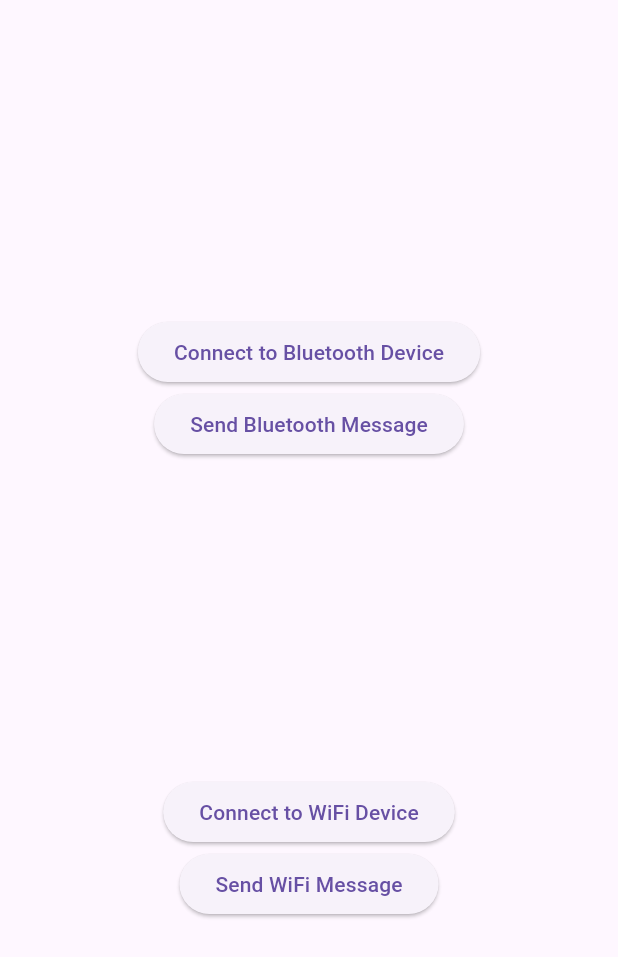
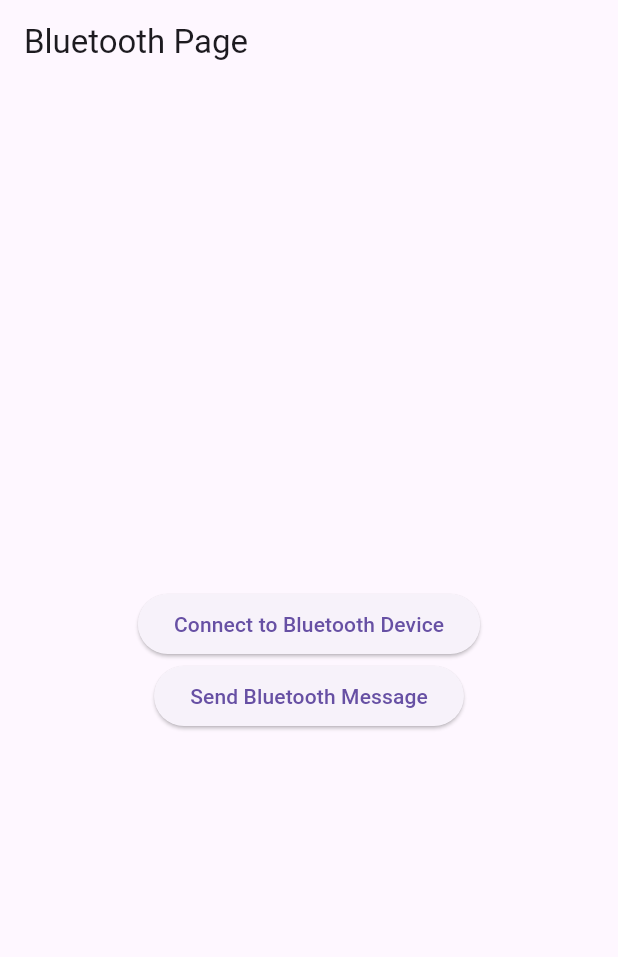
Before and after one commit to PhilippTrashman/t1-template-app, a Flutter app: the screen it shows after launch, on a phone screen of 412 x 824 dp. Shown: the top 957 px of the screen. Run offline on Flutter 3.47's test engine with Material 3 defaults, Android fonts, the light colour scheme and no system bars; our stand-ins replace dio, flutter_bluetooth_serial, permission_handler.

Commit message:
tested bluetooth page

```diff
--- /dev/null
+++ b/lib/bluetooth_page.dart
@@ -0,0 +1,148 @@
+import 'dart:io';
+import 'package:flutter/material.dart';
+import 'package:flutter_bluetooth_serial/flutter_bluetooth_serial.dart';
+import 'package:permission_handler/permission_handler.dart';
+import './bluetooth_serial/select_bonded_device_page.dart';
+import './bluetooth_serial/bluetooth_class.dart';
+
+/*
+This Page is Only Available on Android
+It will Crash on Chrome and not Work on any other platform
+*/
+
+class BluetoothPage extends StatefulWidget {
+  const BluetoothPage({Key? key}) : super(key: key);
+
+  @override
+  State<BluetoothPage> createState() => _BluetoothPageState();
+}
+
+class _BluetoothPageState extends State<BluetoothPage> {
+  BluetoothConnector? bl;
+
+  @override
+  Widget build(BuildContext context) {
+    if (Platform.isAndroid) {
+      bl = BluetoothConnector();
+    }
+    return Scaffold(
+      appBar: AppBar(
+        title: const Text('Bluetooth Page'),
+      ),
+      body: Center(
+        child: Column(
+          mainAxisAlignment: MainAxisAlignment.center,
+          children: <Widget>[
+            const Spacer(),
+            if (Platform.isAndroid)
+              ElevatedButton(
+                onPressed: () async {
+                  await handleConnectRequest();
+                },
+                child: const Text('Connect to Bluetooth Device'),
+              ),
+            blMessageButton(
+              message: 'Hello from Bluetooth',
+              buttonText: 'Send Bluetooth Message',
+            ),
+            const Spacer(),
+          ],
+        ),
+      ),
+    );
+  }
+
+  void connectToBlDevice() async {
+    final BluetoothDevice? device = await Navigator.of(context).push(
+      MaterialPageRoute(
+        builder: (context) {
+          return const SelectBondedDevicePage(checkAvailability: false);
+        },
+      ),
+    );
+
+    if (device == null) {
+      debugPrint('No device selected');
+      return;
+    } else {
+      bl!.connectToDevice(device);
+    }
+  }
+
+  Widget blMessageButton(
+      {required String message, required String buttonText}) {
+    // Bluetooth Connection is only available on Android
+    if (!Platform.isAndroid) {
+      return Container(
+        decoration: BoxDecoration(
+          color: Colors.red,
+          borderRadius: BorderRadius.circular(10),
+        ),
+        child: const Padding(
+          padding: EdgeInsets.all(8.0),
+          child: Text('Bluetooth is not available on this device'),
+        ),
+      );
+    }
+    return ElevatedButton(
+      onPressed: () {
+        if (bl != null) {
+          bl!.sendBlMessage(message);
+        }
+      },
+      child: Text(buttonText),
+    );
+  }
+
+  Future handleConnectRequest() async {
+    await Permission.bluetoothScan.status.then((value) async {
+      debugPrint("-------!${value.isGranted}!-------");
+      if (value.isGranted) {
+        debugPrint('Bluetooth permission granted');
+        connectToBlDevice();
+      } else {
+        showDialog(
+            context: context,
+            builder: (context) {
+              return requestBluetoothDialog(context);
+            });
+      }
+    });
+  }
+
+  AlertDialog requestBluetoothDialog(BuildContext context) {
+    return AlertDialog(
+      title: const Text('Bluetooth Permission'),
+      content: const Text(
+          'This app requires bluetooth permission to connect to the device, please allow location and nearby devices permission to continue.'),
+      actions: [
+        TextButton(
+          onPressed: () {
+            Navigator.of(context).pop();
+          },
+          child: const Text('Cancel'),
+        ),
+        TextButton(
+          onPressed: () async {
+            await openAppSettings().then((value) async {
+              Navigator.of(context).pop();
+              await Permission.bluetoothScan.status.then((value) {
+                debugPrint("-------!${value.isGranted}!-------");
+                if (value.isGranted) {
+                  ScaffoldMessenger.of(context).showSnackBar(const SnackBar(
+                      content: Text(
+                          'Bluetooth permission granted, please try again.')));
+                } else {
+                  ScaffoldMessenger.of(context).showSnackBar(const SnackBar(
+                      content: Text(
+                          'Bluetooth permission is required to connect to the device.')));
+                }
+              });
+            });
+          },
+          child: const Text('Open Settings'),
+        ),
+      ],
+    );
+  }
+}
--- a/lib/bluetooth_serial/bluetooth_class.dart
+++ b/lib/bluetooth_serial/bluetooth_class.dart
@@ -70,6 +70,10 @@ class BluetoothConnector {
   }
 
   void sendBlMessage(String message) async {
+    if (connection == null) {
+      debugPrint('No connection established');
+      return;
+    }
     final text = message.trim();
 
     if (text.isNotEmpty) {
--- a/lib/main.dart
+++ b/lib/main.dart
@@ -1,9 +1,6 @@
-import 'dart:io';
 import 'package:flutter/material.dart';
-import 'package:flutter_bluetooth_serial/flutter_bluetooth_serial.dart';
 import './wifi_connection/http_service.dart';
-import './bluetooth_serial/select_bonded_device_page.dart';
-import './bluetooth_serial/bluetooth_class.dart';
+import 'bluetooth_page.dart';
 
 void main() {
   runApp(const MainApp());
@@ -17,110 +14,12 @@ class MainApp extends StatefulWidget {
 }
 
 class _MainAppState extends State<MainApp> {
-  BluetoothConnector? bl;
   final HttpService httpService = HttpService();
 
   @override
   Widget build(BuildContext context) {
-    if (Platform.isAndroid) {
-      bl = BluetoothConnector();
-    }
-    return MaterialApp(
-      home: Scaffold(
-          body: Center(
-        child: Column(
-          mainAxisAlignment: MainAxisAlignment.center,
-          children: <Widget>[
-            Spacer(),
-            if (Platform.isAndroid)
-              ElevatedButton(
-                onPressed: () {
-                  connectToBlDevice(context);
-                },
-                child: const Text('Connect to Bluetooth Device'),
-              ),
-            blMessageButton(
-              message: 'Hello from Bluetooth',
-              buttonText: 'Send Bluetooth Message',
-            ),
-            Spacer(),
-            ElevatedButton(
-              onPressed: () {
-                httpService.handleHelloRequest();
-              },
-              child: const Text('Connect to WiFi Device'),
-            ),
-            wifiMessageButton(
-              url: 'hello',
-              buttonText: 'Send WiFi Message',
-            ),
-            Spacer()
-          ],
-        ),
-      )),
-    );
-  }
-
-  void connectToBlDevice(BuildContext context) async {
-    if (!Platform.isAndroid) {
-      showDialog(
-        context: context,
-        builder: (context) {
-          return AlertDialog(
-            title: const Text('Error'),
-            content: const Text('Bluetooth is not available on this device'),
-            actions: <Widget>[
-              TextButton(
-                onPressed: () {
-                  Navigator.of(context).pop();
-                },
-                child: const Text('OK'),
-              ),
-            ],
-          );
-        },
-      );
-    }
-    if (bl != null && !bl!.isConnected && Platform.isAndroid) {
-      final BluetoothDevice? device = await Navigator.of(context).push(
-        MaterialPageRoute(
-          builder: (context) {
-            return const SelectBondedDevicePage(checkAvailability: false);
-          },
-        ),
-      );
-
-      if (device == null) {
-        debugPrint('No device selected');
-        return;
-      } else {
-        bl!.connectToDevice(device);
-      }
-    }
-  }
-
-  Widget blMessageButton(
-      {required String message, required String buttonText}) {
-    // Bluetooth Connection is only available on Android
-    if (!Platform.isAndroid) {
-      return Container(
-        decoration: BoxDecoration(
-          color: Colors.red,
-          borderRadius: BorderRadius.circular(10),
-        ),
-        child: const Padding(
-          padding: EdgeInsets.all(8.0),
-          child: Text('Bluetooth is not available on this device'),
-        ),
-      );
-    }
-    return ElevatedButton(
-      onPressed: () {
-        if (bl != null) {
-          bl!.sendBlMessage(message);
-        }
-      },
-      child: Text(buttonText),
+    return const MaterialApp(
+      home: BluetoothPage(),
     );
   }
 
--- a/pubspec.yaml
+++ b/pubspec.yaml
@@ -11,6 +11,7 @@ dependencies:
     sdk: flutter
   flutter_bluetooth_serial: ^0.4.0
   dio: ^5.4.3+1
+  permission_handler: ^11.3.1
 
 dev_dependencies:
   flutter_test:
```
Also changed, not shown: lib/wifi_page.dart (added), pubspec.lock, 4 other files.
